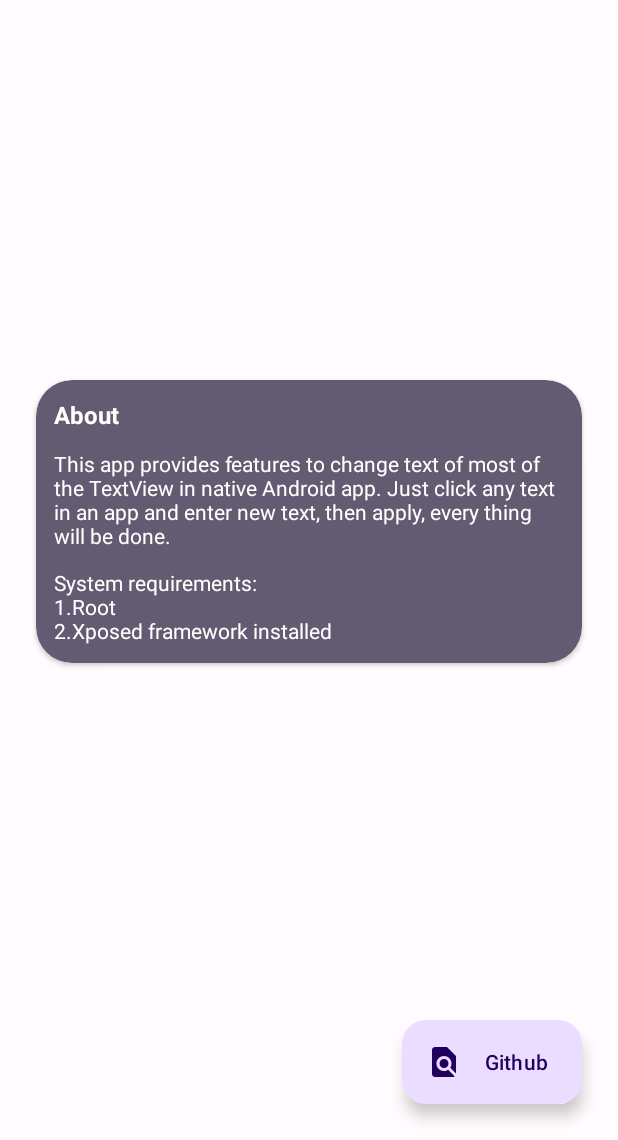
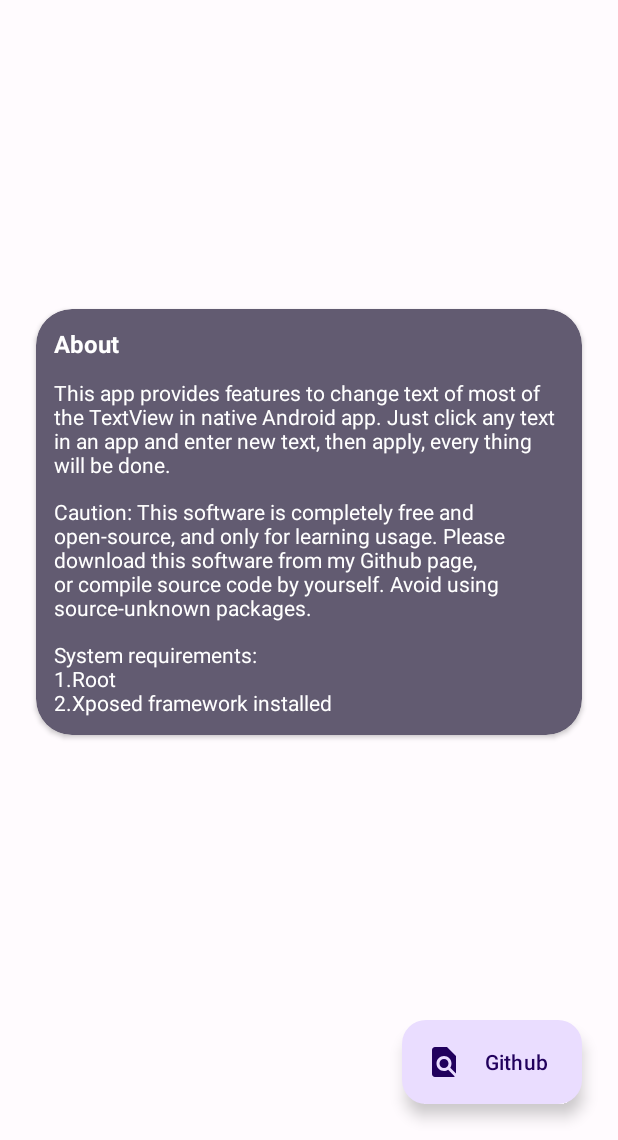
Before and after one commit to gitofleonardo/AnyText, an Android app: the screen it shows after launch (MainActivity), on a phone screen of 412 x 824 dp, the part 96-1236 px from its top. Run offline under Robolectric (Android 15) with nearby library versions, the phone set to English and light mode, and no system bars.

Commit message:
Add translation

```diff
--- a/app/src/main/res/layout/activity_main.xml
+++ b/app/src/main/res/layout/activity_main.xml
@@ -43,10 +43,18 @@
                 android:layout_height="wrap_content"/>
             <TextView
                 android:layout_marginTop="12dp"
+                android:text="@string/caution_text"
+                android:textColor="?attr/colorOnSecondary"
+                android:id="@+id/about_content1"
+                app:layout_constraintTop_toBottomOf="@id/about_content"
+                android:layout_width="match_parent"
+                android:layout_height="match_parent"/>
+            <TextView
+                android:layout_marginTop="12dp"
                 android:textColor="?attr/colorOnSecondary"
                 android:text="@string/requirement_content"
-                app:layout_constraintTop_toBottomOf="@id/about_content"
-                android:id="@+id/about_content1"
+                app:layout_constraintTop_toBottomOf="@id/about_content1"
+                android:id="@+id/about_content2"
                 android:layout_width="match_parent"
                 android:layout_height="wrap_content"/>
         </androidx.constraintlayout.widget.ConstraintLayout>
--- a/app/src/main/res/values/strings.xml
+++ b/app/src/main/res/values/strings.xml
@@ -7,11 +7,10 @@
     <string name="successfully_modified">Successfully modified</string>
     <string name="anytext_working_now">AnyText is working now</string>
     <string name="edit_text_dialog_title">Change any text you want</string>
-    <string name="enable_color_border">Enable color border</string>
-    <string name="option_change_hint">Cation: You need to restart apps after change any options in this page.</string>
     <string name="about">About</string>
     <string name="about_description">This app provides features to change text of most of the TextView in native Android app. Just click any text in an app and enter new text, then apply, every thing will be done.</string>
     <string name="requirement_content">System requirements:\n1.Root\n2.Xposed framework installed</string>
     <string name="github">Github</string>
     <string name="get_source">Get source code on Github</string>
+    <string name="caution_text">Caution: This software is completely free and open-source, and only for learning usage. Please download this software from my Github page, or compile source code by yourself. Avoid using source-unknown packages.</string>
 </resources>
```
Also changed, not shown: 1 other file.
